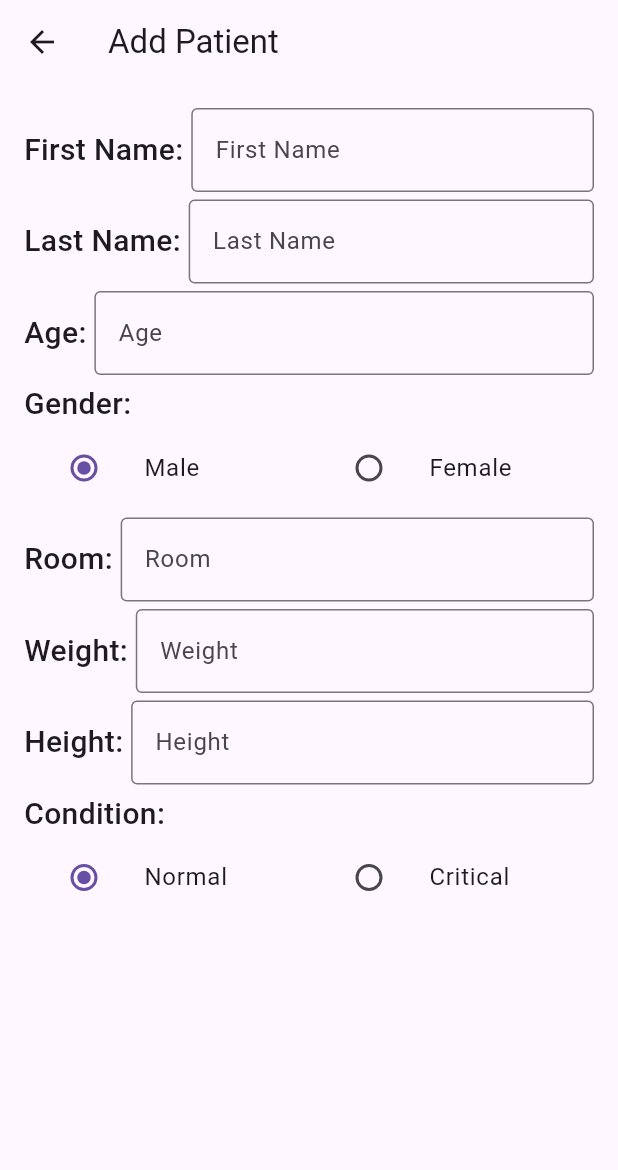
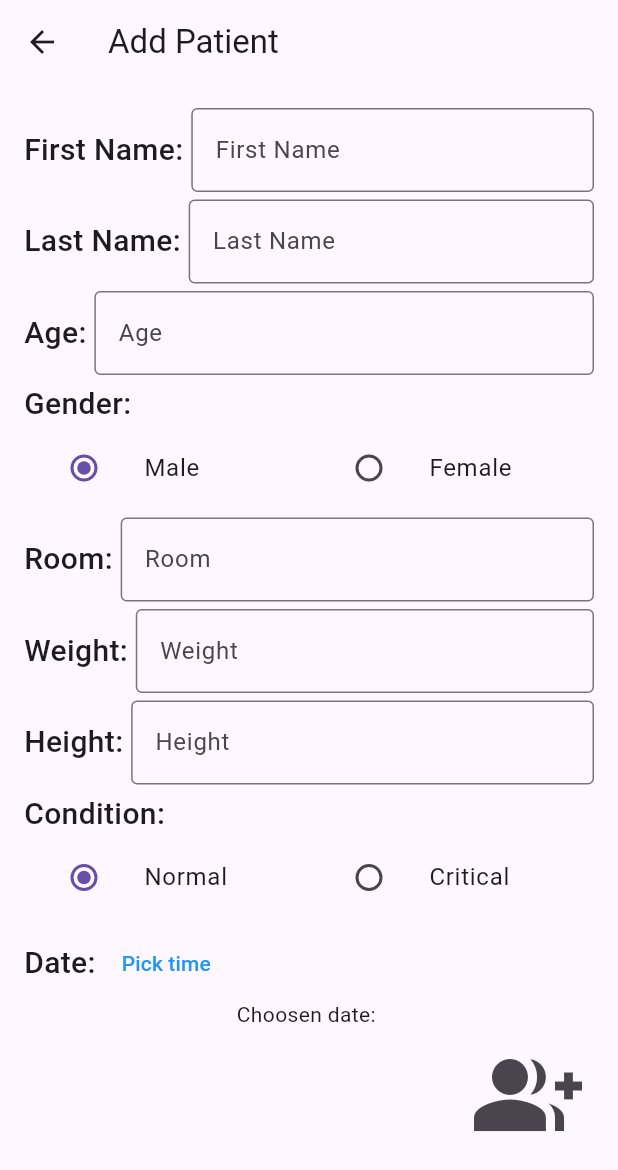
Before and after one commit to helenyuhhh/SenCare-flutter-, a Flutter app: the AddPatient screen opened directly, on a phone screen of 412 x 824 dp. Shown: the top 1170 px of the screen. Run offline on Flutter 3.47's test engine with Material 3 defaults, Android fonts, the phone set to English and light mode, and no system bars; our stand-ins replace flutter_datetime_picker_plus.

Commit message:
Improve add patient screen with date and icon button

```diff
--- a/lib/addPatient.dart
+++ b/lib/addPatient.dart
@@ -1,7 +1,10 @@
 import 'package:flutter/material.dart';
+import 'package:flutter_datetime_picker_plus/flutter_datetime_picker_plus.dart'
+    as picker;
 
 enum Gender { male, female }
-enum Condition {normal, critical}
+
+enum Condition { normal, critical }
 
 class AddPatient extends StatefulWidget {
   @override
@@ -26,6 +29,7 @@ class _AddPatientState extends State<AddPatient> {
   // radio button for gender and condition
   Gender? _gender = Gender.male;
   Condition? _condition = Condition.normal;
+  String dateTimeStr = "";
   String getGenderString(Gender? gender) {
     switch (gender) {
       case Gender.male:
@@ -36,6 +40,7 @@ class _AddPatientState extends State<AddPatient> {
         return "Not selected";
     }
   }
+
   String getConditionString(Condition? condition) {
     switch (condition) {
       case Condition.normal:
@@ -271,6 +276,44 @@ class _AddPatientState extends State<AddPatient> {
                 height: 5,
               ),
               // for date
+              Row(
+                mainAxisAlignment: MainAxisAlignment.start,
+                children: [
+                  Text(
+                    "Date: ",
+                    style: TextStyle(fontSize: 20, fontWeight: FontWeight.w500),
+                  ),
+                  TextButton(
+                      onPressed: () {
+                        picker.DatePicker.showDateTimePicker(context,
+                            showTitleActions: true,
+                            minTime: DateTime(2010, 1, 1, 00, 00),
+                            maxTime: DateTime(2100, 12, 31, 23, 59),
+                            onChanged: (date) {
+                          print(
+                              'change $date in time zone ${date.timeZoneOffset.inHours}');
+                        }, onConfirm: (date) {
+                          setState(() {
+                            dateTimeStr = date.toString();
+                          });
+
+                          print('confirm $date');
+                        }, locale: picker.LocaleType.en);
+                      },
+                      child: Text(
+                        'Pick time',
+                        style: TextStyle(color: Colors.blue),
+                      )),
+                ],
+              ),
+              // test date and time string
+              Text('Choosen date: $dateTimeStr'),
+              // add patient button
+              Align(
+                  alignment: Alignment.bottomRight,
+                  child: IconButton(onPressed: (){},
+                  icon: Icon(Icons.group_add, size: 72))
+                ),
 
             ],
           )),
--- a/lib/patientListScreen.dart
+++ b/lib/patientListScreen.dart
@@ -1,5 +1,6 @@
 import 'package:flutter/material.dart';
 import 'package:sencare/addPatient.dart';
+// import 'package:flutter_datetime_picker_plus/flutter_datetime_picker_plus.dart' as picker;
 
 // define enum for filter
 enum PatientFilter {critical, normal}
--- a/pubspec.yaml
+++ b/pubspec.yaml
@@ -9,6 +9,7 @@ environment:
 dependencies:
   flutter:
     sdk: flutter
+  flutter_datetime_picker_plus: ^2.2.0
 
 dev_dependencies:
   flutter_test:
```
Also changed, not shown: pubspec.lock.
